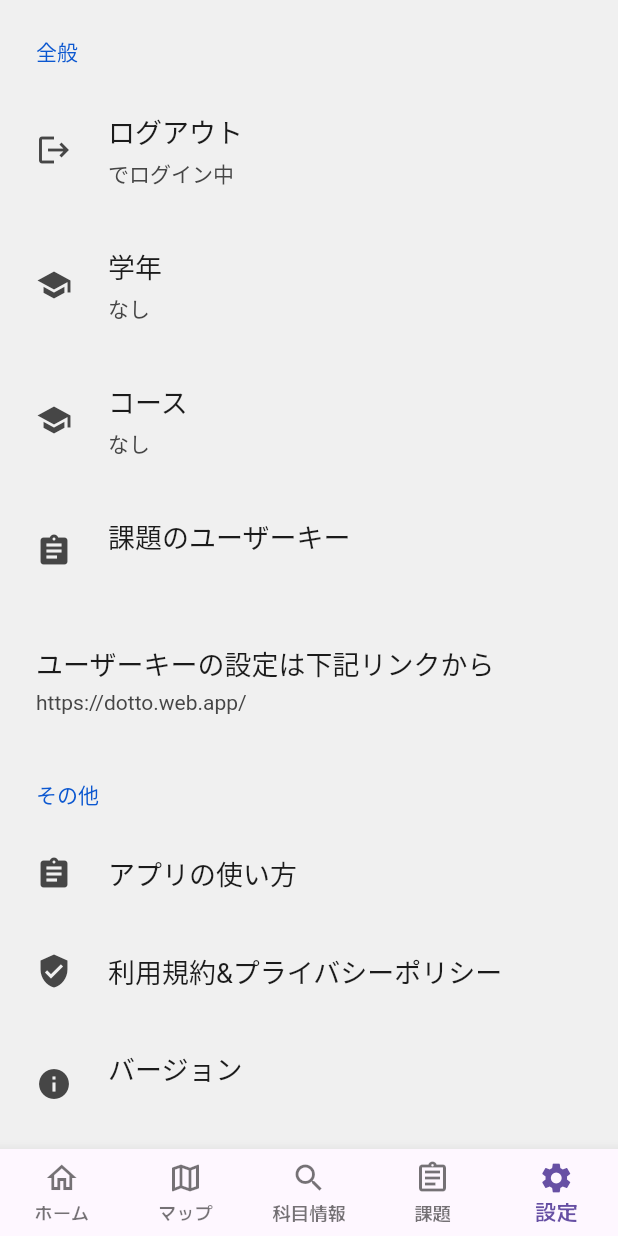
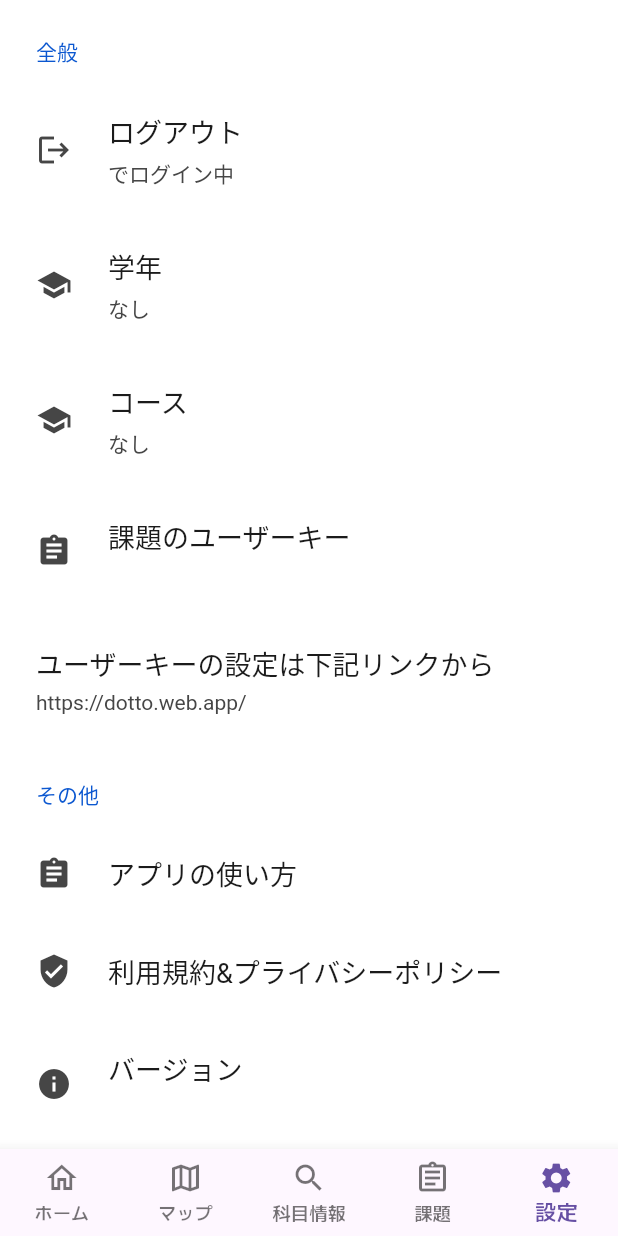
Before and after one commit to Swift2023-Group-C/flutter_app, a Flutter app: the BasePage screen opened directly, item 5 of the bottom bar chosen, on a phone screen of 412 x 824 dp. Run offline on Flutter 3.47's test engine with Material 3 defaults, Android fonts, the phone set to English and light mode, and no system bars; drawn by our look-alikes of settings_ui; our stand-ins replace cloud_firestore, convert, firebase_auth, firebase_core, firebase_database, firebase_storage and 13 more; missing offline and left inert: firebase_app_check, flutter_overboard, flutter_pdfview; accounts and stored records are empty; generated files the repository leaves out were written again; network calls fail; project files that could hold a hidden picture were left out.

Commit message:
[fix] 細かいデザイン

```diff
--- a/lib/screens/personal_time_table.dart
+++ b/lib/screens/personal_time_table.dart
@@ -113,6 +113,7 @@ class _PersonalTimeTableScreenState
                       .map((lesson) => Expanded(
                           flex: 1,
                           child: Container(
+                            width: double.infinity,
                             decoration: BoxDecoration(
                               border: Border.all(color: Colors.grey),
                               color: Colors.grey.shade300,
--- a/lib/screens/settings.dart
+++ b/lib/screens/settings.dart
@@ -181,6 +181,11 @@ class _SettingsScreenState extends ConsumerState<SettingsScreen> {
       behavior: HitTestBehavior.opaque,
       onTap: () => FocusScope.of(context).unfocus(),
       child: SettingsList(
+        lightTheme: SettingsThemeData(
+          settingsListBackground: Colors.white,
+          settingsSectionBackground:
+              (Platform.isIOS) ? const Color(0xFFF7F7F7) : null,
+        ),
         sections: [
           SettingsSection(
             title: const Text('全般'),
```
